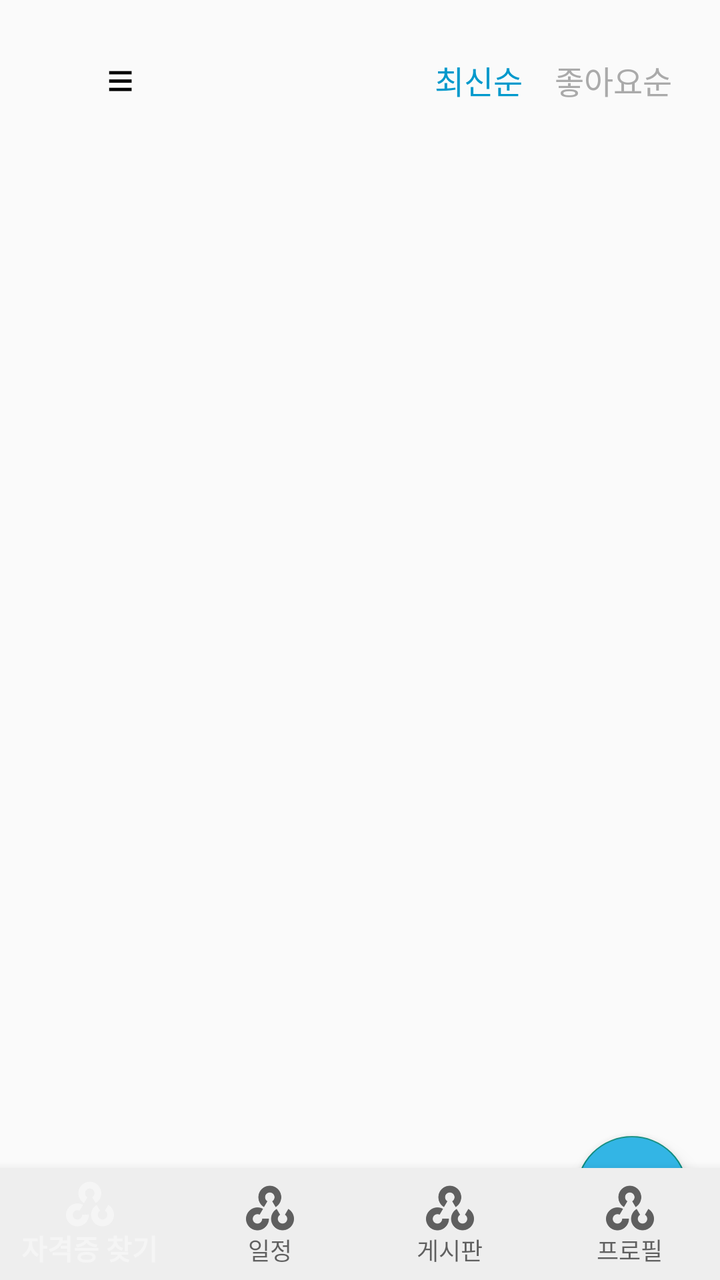
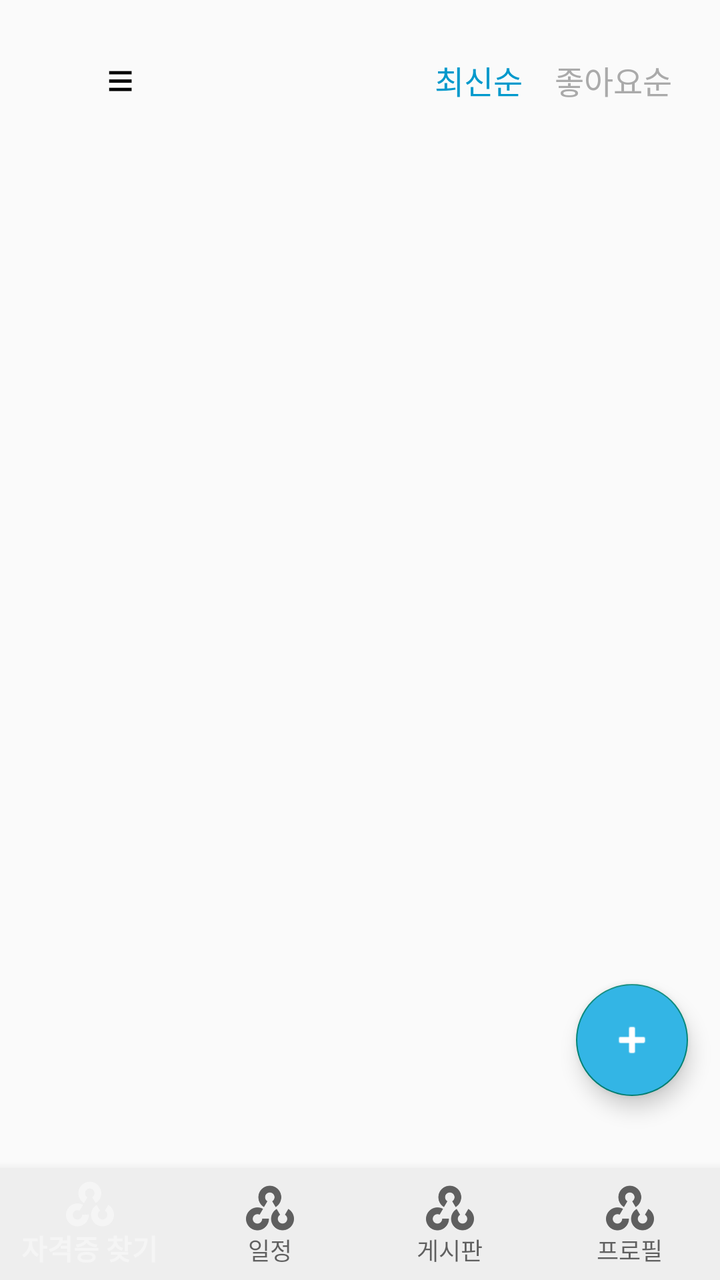

Compare the two renders of this Android layout. The source of the first and the diff that turns it into the second are given below.
<!-- AndroidManifest.xml: application theme Theme.AppCompat.Light.NoActionBar -->
<!-- res/layout/activity_post_list.xml -->
<?xml version="1.0" encoding="utf-8"?>
<androidx.drawerlayout.widget.DrawerLayout
    xmlns:android="http://schemas.android.com/apk/res/android"
    xmlns:app="http://schemas.android.com/apk/res-auto"
    android:id="@+id/drawerLayout"
    android:layout_width="match_parent"
    android:layout_height="match_parent"
    android:layout_marginTop="24dp">

    
    <FrameLayout
        android:layout_width="match_parent"
        android:layout_height="match_parent">

        
        <LinearLayout
            android:orientation="vertical"
            android:layout_width="match_parent"
            android:layout_height="match_parent"
            android:padding="16dp">

            
            <LinearLayout
                android:layout_width="match_parent"
                android:layout_height="wrap_content"
                android:orientation="horizontal"
                android:gravity="center_vertical"
                android:paddingBottom="12dp">

                
                <Button
                    android:id="@+id/btnHamburger"
                    android:layout_width="wrap_content"
                    android:layout_height="wrap_content"
                    android:text="≡"
                    android:textSize="24sp"
                    android:background="@android:color/transparent"
                    android:textColor="@android:color/black"
                    android:elevation="10dp" />

                
                <View
                    android:layout_width="0dp"
                    android:layout_height="1dp"
                    android:layout_weight="1" />

                
                <TextView
                    android:id="@+id/btnSortLatest"
                    android:layout_width="wrap_content"
                    android:layout_height="wrap_content"
                    android:text="최신순"
                    android:textColor="@android:color/holo_blue_dark"
                    android:padding="8dp"
                    android:textSize="16sp" />

                <TextView
                    android:id="@+id/btnSortLikes"
                    android:layout_width="wrap_content"
                    android:layout_height="wrap_content"
                    android:text="좋아요순"
                    android:textColor="@android:color/darker_gray"
                    android:padding="8dp"
                    android:textSize="16sp" />
            </LinearLayout>

            
            <androidx.recyclerview.widget.RecyclerView
                android:id="@+id/postRecyclerView"
                android:layout_width="match_parent"
                android:layout_height="0dp"
                android:layout_weight="1"
                android:scrollbars="vertical"
                android:clipToPadding="false"
                android:paddingBottom="8dp" />
        </LinearLayout>

        
        <com.google.android.material.floatingactionbutton.FloatingActionButton
            android:id="@+id/fabWritePost"
            android:layout_width="wrap_content"
            android:layout_height="wrap_content"
            android:layout_gravity="bottom|end"
            android:layout_margin="16dp"
            android:layout_marginBottom="64dp"
        android:src="@android:drawable/ic_input_add"
        android:contentDescription="게시글 작성"
        android:tint="@android:color/white"
        android:backgroundTint="@android:color/holo_blue_light" />

        
        <com.google.android.material.bottomnavigation.BottomNavigationView
            android:id="@+id/bottomNav"
            android:layout_width="match_parent"
            android:layout_height="wrap_content"
            android:layout_gravity="bottom"
            android:background="#EEEEEE"
            android:elevation="8dp"
            app:menu="@menu/menu_bottom_nav"
            app:labelVisibilityMode="labeled" />
    </FrameLayout>

    
    <com.google.android.material.navigation.NavigationView
        android:id="@+id/navigationView"
        android:layout_width="match_parent"
        android:layout_height="match_parent"
        android:layout_gravity="start"
        android:background="@android:color/white"
        android:fitsSystemWindows="true"
        app:headerLayout="@layout/drawer_header" />
</androidx.drawerlayout.widget.DrawerLayout>
<!-- res/layout/drawer_header.xml (included above) -->
<LinearLayout xmlns:android="http://schemas.android.com/apk/res/android"
    android:orientation="vertical"
    android:padding="16dp"
    android:layout_width="match_parent"
    android:layout_height="wrap_content"
    android:background="@android:color/holo_blue_light">

    <TextView
        android:id="@+id/textUserEmail"
        android:layout_width="wrap_content"
        android:layout_height="wrap_content"
        android:text="이메일"
        android:textColor="@android:color/white"
        android:textSize="18sp"
        android:textStyle="bold" />

    <Button
        android:id="@+id/btnLogout"
        android:layout_width="wrap_content"
        android:layout_height="wrap_content"
        android:text="로그아웃"
        android:layout_marginTop="8dp"
        android:backgroundTint="@android:color/holo_red_light"
        android:textColor="@android:color/white"/>
</LinearLayout>
<!-- resources referenced by this layout -->
<resources>

</resources>

<!-- the commit's change to res/layout/activity_post_list.xml (unified diff, before → after) -->
@@ -7,7 +7,6 @@
     android:layout_height="match_parent"
     android:layout_marginTop="24dp">
 
-    
     <FrameLayout
         android:layout_width="match_parent"
         android:layout_height="match_parent">
@@ -27,7 +26,6 @@
                 android:gravity="center_vertical"
                 android:paddingBottom="12dp">
 
-                
                 <Button
                     android:id="@+id/btnHamburger"
                     android:layout_width="wrap_content"
@@ -38,13 +36,11 @@
                     android:textColor="@android:color/black"
                     android:elevation="10dp" />
 
-                
                 <View
                     android:layout_width="0dp"
                     android:layout_height="1dp"
                     android:layout_weight="1" />
 
-                
                 <TextView
                     android:id="@+id/btnSortLatest"
                     android:layout_width="wrap_content"
@@ -81,12 +77,13 @@
             android:layout_width="wrap_content"
             android:layout_height="wrap_content"
             android:layout_gravity="bottom|end"
-            android:layout_margin="16dp"
-            android:layout_marginBottom="64dp"
-        android:src="@android:drawable/ic_input_add"
-        android:contentDescription="게시글 작성"
-        android:tint="@android:color/white"
-        android:backgroundTint="@android:color/holo_blue_light" />
+            android:layout_marginEnd="16dp"
+            android:layout_marginBottom="92dp"
+            android:src="@android:drawable/ic_input_add"
+            android:contentDescription="게시글 작성"
+            android:tint="@android:color/white"
+            android:backgroundTint="@android:color/holo_blue_light" />
+
 
         
         <com.google.android.material.bottomnavigation.BottomNavigationView
